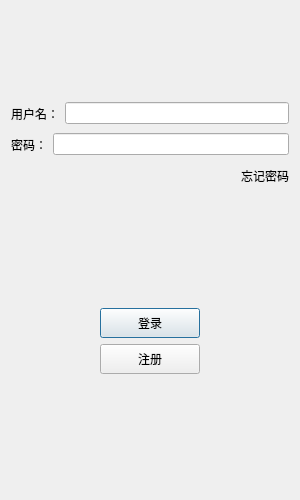
Before: the Qt Designer form logindialog.ui in dreamingTarget/wechat_client, drawn with Qt 5.
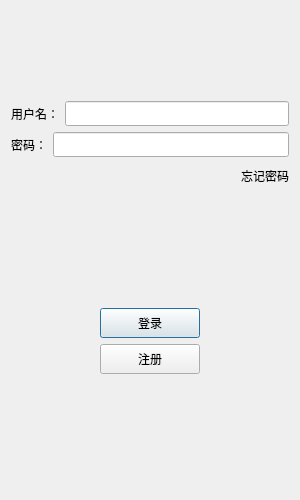
After: the same form once the commit is applied. Icons and pictures are not drawn.

What changed in the file:
```diff
--- a/logindialog.ui
+++ b/logindialog.ui
@@ -85,7 +85,14 @@
         </widget>
        </item>
        <item>
-        <widget class="QLineEdit" name="lineEdit_user"/>
+        <widget class="QLineEdit" name="lineEdit_user">
+         <property name="minimumSize">
+          <size>
+           <width>0</width>
+           <height>25</height>
+          </size>
+         </property>
+        </widget>
        </item>
       </layout>
      </item>
@@ -113,7 +120,14 @@
       </widget>
      </item>
      <item>
-      <widget class="QLineEdit" name="lineEdit_pwd"/>
+      <widget class="QLineEdit" name="lineEdit_pwd">
+       <property name="minimumSize">
+        <size>
+         <width>0</width>
+         <height>25</height>
+        </size>
+       </property>
+      </widget>
      </item>
     </layout>
    </item>
```
